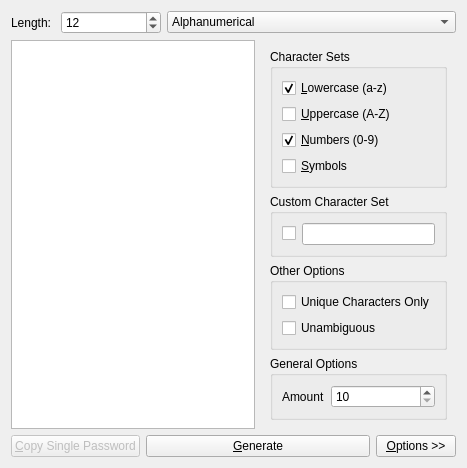
First picture: the form in kpassgen.ui, repository cyberbeat/kpassgen, before the edit.
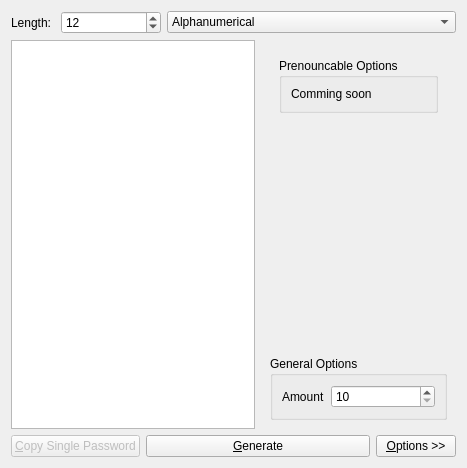
Second picture: the form after the edit. Custom widgets are drawn as their Qt base class.

Commit message: Added framework for the prenouncable password system

The edit to the form file:
```diff
--- a/kpassgen.ui
+++ b/kpassgen.ui
@@ -90,7 +90,7 @@
            </sizepolicy>
           </property>
           <property name="currentIndex">
-           <number>0</number>
+           <number>2</number>
           </property>
           <widget class="QWidget" name="page">
            <layout class="QVBoxLayout" name="verticalLayout_3">
@@ -287,6 +287,39 @@
             </item>
            </layout>
           </widget>
+          <widget class="QWidget" name="page_3">
+           <layout class="QVBoxLayout" name="verticalLayout_9">
+            <item>
+             <widget class="QGroupBox" name="groupBox_6">
+              <property name="title">
+               <string>Prenouncable Options</string>
+              </property>
+              <layout class="QVBoxLayout" name="verticalLayout_10">
+               <item>
+                <widget class="QLabel" name="label_3">
+                 <property name="text">
+                  <string>Comming soon</string>
+                 </property>
+                </widget>
+               </item>
+              </layout>
+             </widget>
+            </item>
+            <item>
+             <spacer name="verticalSpacer_3">
+              <property name="orientation">
+               <enum>Qt::Vertical</enum>
+              </property>
+              <property name="sizeHint" stdset="0">
+               <size>
+                <width>20</width>
+                <height>40</height>
+               </size>
+              </property>
+             </spacer>
+            </item>
+           </layout>
+          </widget>
          </widget>
         </item>
         <item>
```
Left out of the diff: 5 changed lines with no effect on the pictures. The commit also changes 4 other files.
